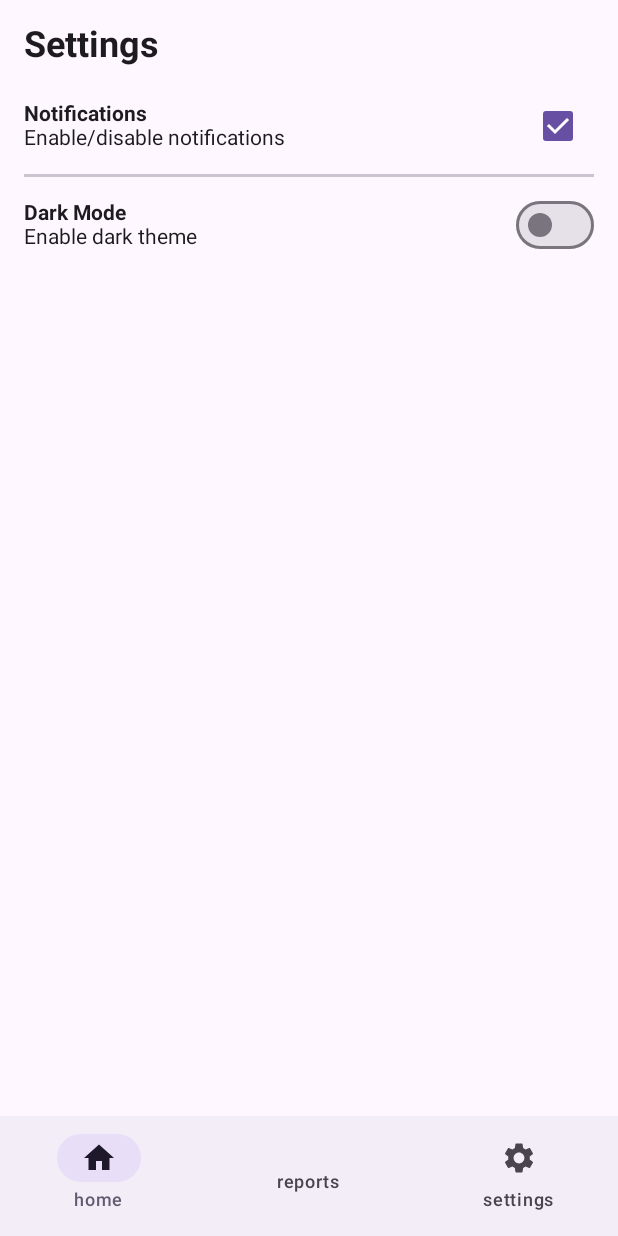
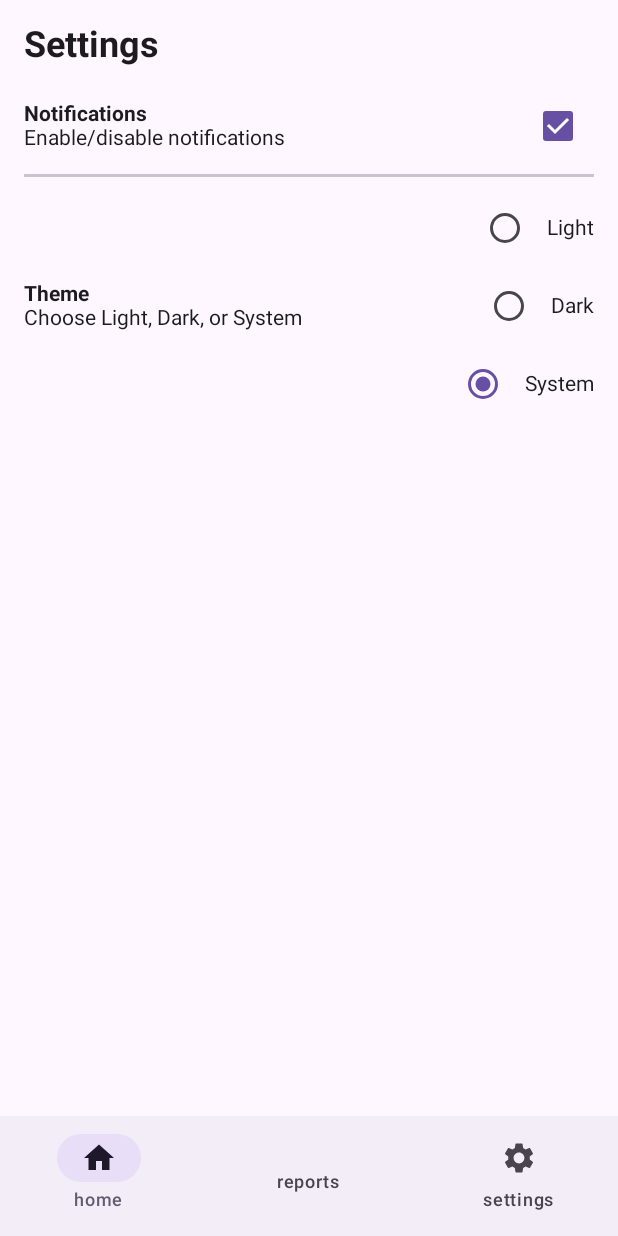
Before and after one commit to billyyythekid21/JimBell, an Android app built with Jetpack Compose: the SettingsScreen screen opened through its navigation route, on a phone screen of 412 x 824 dp. Run offline under Robolectric (Android 15) with nearby library versions, the phone set to English and light mode, and no system bars; our stand-ins replace androidx.preference.

Commit message:
Added draft dark/light mode toggle

```diff
--- a/app/src/main/java/com/gymbro/smartbell/SettingsActivity.kt
+++ b/app/src/main/java/com/gymbro/smartbell/SettingsActivity.kt
@@ -2,6 +2,7 @@ package com.gymbro.smartbell
 
 import android.os.Bundle
 import androidx.appcompat.app.AppCompatActivity
+import androidx.appcompat.app.AppCompatDelegate
 import androidx.compose.foundation.layout.Arrangement
 import androidx.compose.foundation.layout.Column
 import androidx.compose.foundation.layout.PaddingValues
@@ -10,7 +11,7 @@ import androidx.compose.foundation.layout.fillMaxWidth
 import androidx.compose.foundation.layout.padding
 import androidx.compose.material3.Checkbox
 import androidx.compose.material3.HorizontalDivider
-import androidx.compose.material3.Switch
+import androidx.compose.material3.RadioButton
 import androidx.compose.material3.Text
 import androidx.compose.runtime.Composable
 import androidx.compose.runtime.getValue
@@ -91,12 +92,34 @@ fun SettingsScreen(innerPadding: PaddingValues) {
             thickness = 2.dp
         )
 
-        SettingOption(title = "Dark Mode", description = "Enable dark theme") {
-            var switchCheckedState by remember { mutableStateOf(false) }
-            Switch(
-                checked = switchCheckedState,
-                onCheckedChange = { switchCheckedState = it }
-            )
+        SettingOption(title = "Theme", description = "Choose Light, Dark, or System") {
+            var selectedOption by remember { mutableStateOf("System") }
+            val options = listOf("Light", "Dark", "System")
+
+            Column(horizontalAlignment = Alignment.End) {
+                options.forEach { option ->
+                    Row(
+                        verticalAlignment = Alignment.CenterVertically,
+                        modifier = Modifier.padding(vertical = 2.dp)
+                    ) {
+                        RadioButton(
+                            selected = selectedOption == option,
+                            onClick = {
+                                selectedOption = option
+                                when (option) {
+                                    "Light" -> AppCompatDelegate.setDefaultNightMode(
+                                        AppCompatDelegate.MODE_NIGHT_NO)
+                                    "Dark" -> AppCompatDelegate.setDefaultNightMode(
+                                        AppCompatDelegate.MODE_NIGHT_YES)
+                                    "System Default" -> AppCompatDelegate.setDefaultNightMode(
+                                        AppCompatDelegate.MODE_NIGHT_FOLLOW_SYSTEM)
+                                }
+                            }
+                        )
+                        Text(text = option, modifier = Modifier.padding(start = 4.dp))
+                    }
+                }
+            }
         }
     }
 }
```
